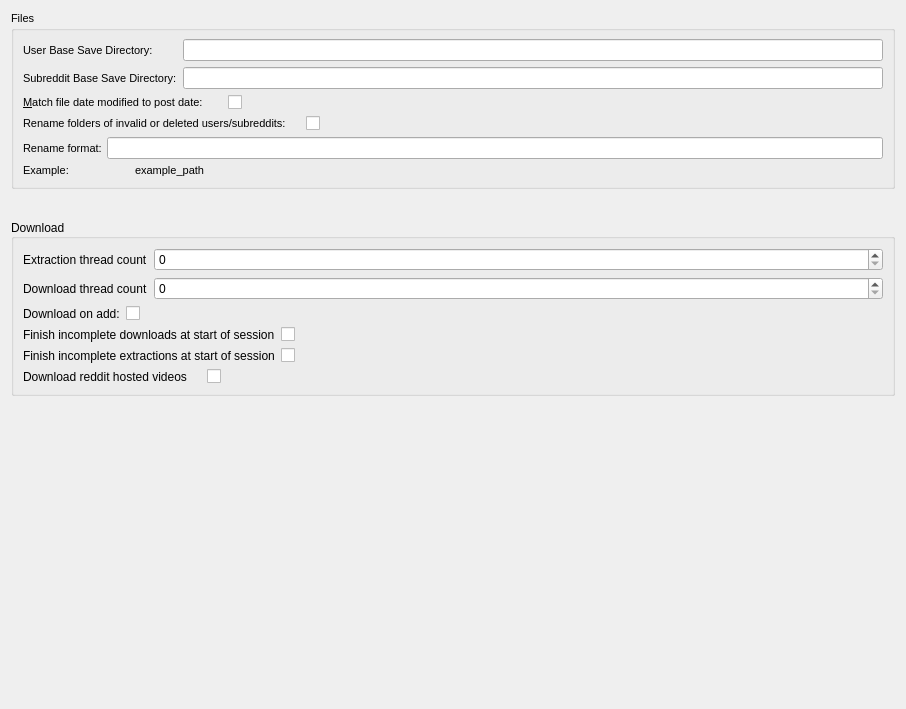
The window that Resources/ui_files/settings/core_settings_widget.ui (MalloyDelacroix/DownloaderForReddit) describes before a commit, drawn with Qt 5.
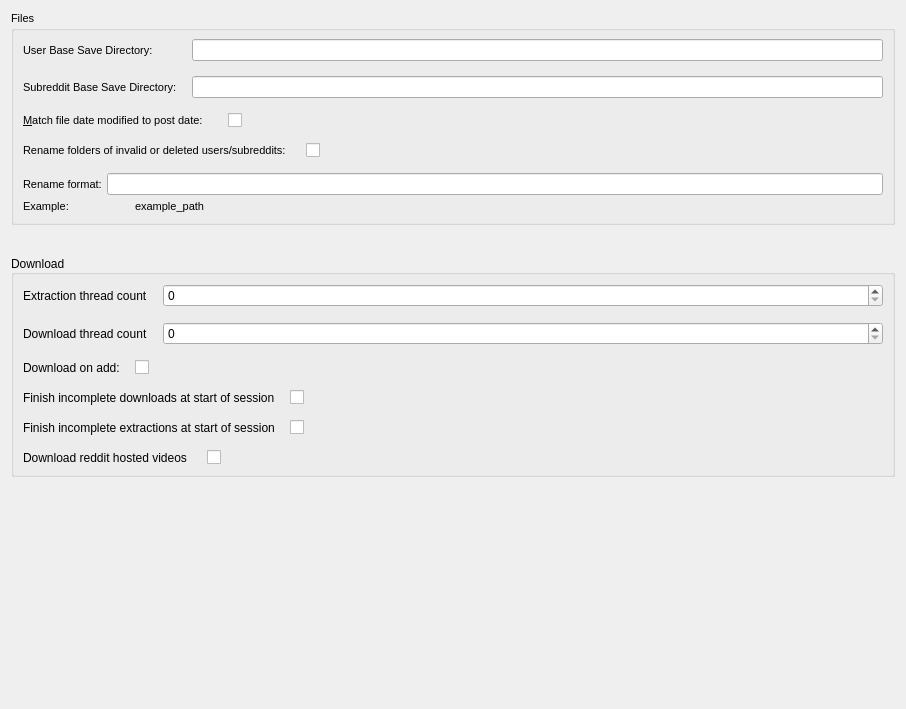
The same window after the commit.

Commit message: Improve settings page layouts

```diff
--- a/Resources/ui_files/settings/core_settings_widget.ui
+++ b/Resources/ui_files/settings/core_settings_widget.ui
@@ -36,6 +36,9 @@
       <bool>false</bool>
      </property>
      <layout class="QVBoxLayout" name="verticalLayout_2">
+      <property name="spacing">
+       <number>15</number>
+      </property>
       <item>
        <layout class="QFormLayout" name="formLayout">
         <item row="0" column="0">
@@ -239,6 +242,9 @@
       <bool>false</bool>
      </property>
      <layout class="QVBoxLayout" name="verticalLayout_3">
+      <property name="spacing">
+       <number>15</number>
+      </property>
       <item>
        <layout class="QFormLayout" name="formLayout_3">
         <item row="0" column="0">
```
The commit also changes 10 other files.
